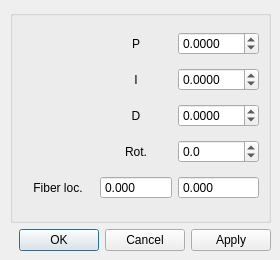
Old version of the form src/fttServoWindow.ui in the repository tmccrack/cameraLibrary.
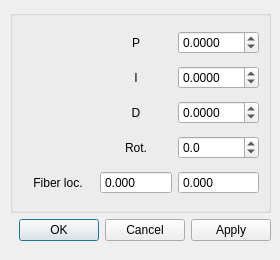
New version of the form.

What changed in the file:
```diff
--- a/src/fttServoWindow.ui
+++ b/src/fttServoWindow.ui
@@ -25,7 +25,7 @@
      <x>10</x>
      <y>10</y>
      <width>261</width>
-     <height>241</height>
+     <height>231</height>
     </rect>
    </property>
    <layout class="QVBoxLayout" name="verticalLayout">
```
Left out of the diff: 2 changed lines with no effect on the pictures.
